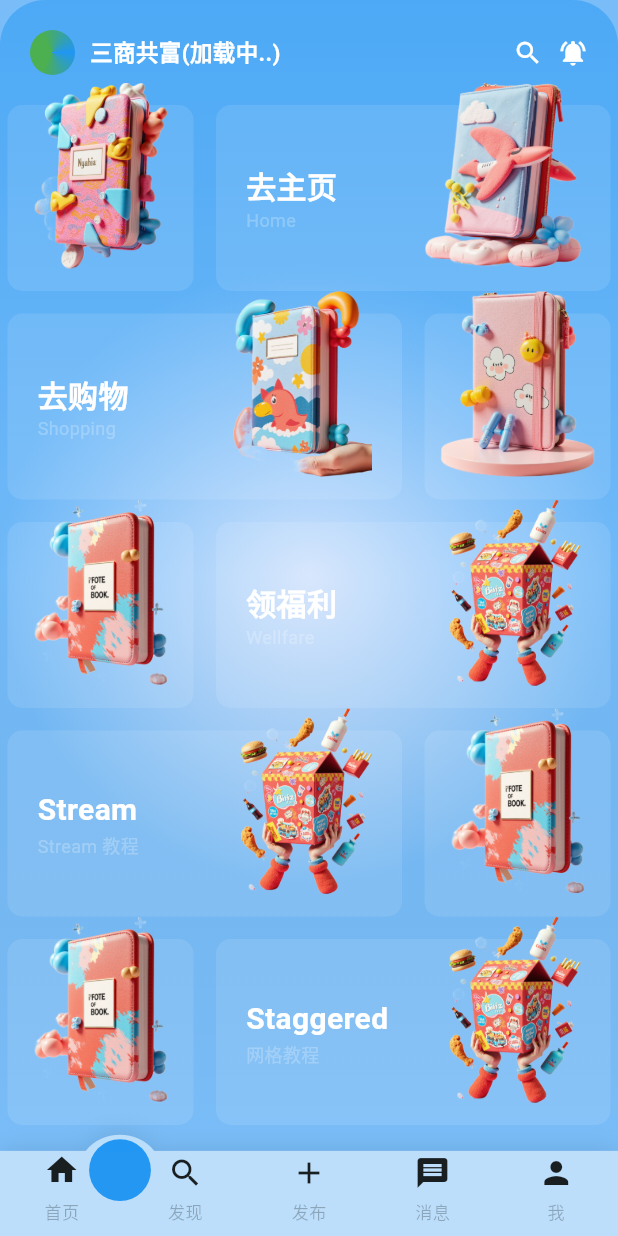
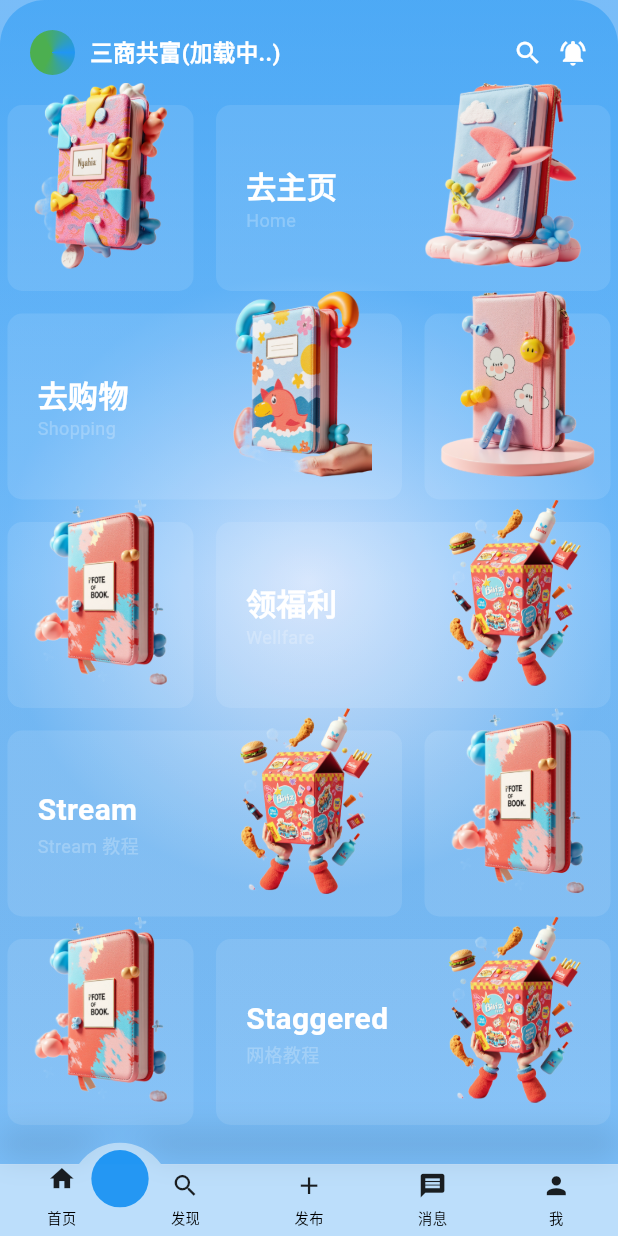
Before and after one commit to Jin857/flutter_provider_st, a Flutter app: the screen it shows after launch, item 2 of the bottom bar chosen, scrolled down 576 dp, after a tap on "首页", on a phone screen of 412 x 824 dp. Run offline on Flutter 3.47's test engine with Material 3 defaults, Android fonts, the phone set to English and light mode, and no system bars; our stand-ins replace cached_network_image, dio, flutter_html, flutter_screenutil, flutter_swiper_null_safety, flutter_widget_from_html and 6 more; missing offline and left inert: http_proxy, webview_flutter_android, webview_flutter_wkwebview; network calls fail.

Commit message:
优化可滑动的导航栏

```diff
--- a/lib/core/config/screen_config.dart
+++ b/lib/core/config/screen_config.dart
@@ -1,24 +1,22 @@
 import 'dart:ui';
 import 'package:flutter/material.dart';
-import 'package:flutter_screenutil/flutter_screenutil.dart';
 
 /// 全局屏幕信息
 class ScreenConfig {
   static PlatformDispatcher platformDispatcher = PlatformDispatcher.instance;
 
   /// 顶部标题栏高度
-  static double toolbarHeight = ScreenUtil().setHeight(56);
+  static double toolbarHeight = 56;
 
   /// 底部导航栏高度
-  static double bottomNavigationBarHeight = ScreenUtil().setHeight(60);
+  static double bottomNavigationBarHeight = 40;
 
   /// 顶部状态栏高
   static final double topPadding =
       MediaQueryData.fromView(platformDispatcher.views.first).padding.top;
 
-  /// 顶部标题栏+padding
-  static double topPaddingToolbarHeight =
-      ScreenUtil().setHeight(56) + topPadding;
+  /// 顶部标题栏 + padding
+  static double topPaddingToolbarHeight = 56 + topPadding;
 
   /// 底部状态栏高
   static final double bottomPadding =
--- a/lib/page/bottombar/bottom_app_bar_page.dart
+++ b/lib/page/bottombar/bottom_app_bar_page.dart
@@ -4,7 +4,7 @@ import 'package:flutter_provider_st/ui/component/canvas/bottom_tab_menu.dart';
 import 'package:flutter_provider_st/ui/component/bottom_nav/my_animated_bottom_navigation_bar.dart';
 import 'package:flutter_provider_st/ui/component/button/limit_click_button.dart';
 import 'package:flutter_provider_st/ui/component/model/lobby_page_model.dart';
-import 'package:flutter_provider_st/ui/view/bottombar/move_bar_bottom.dart';
+import 'package:flutter_provider_st/ui/component/bottombar/move_bar_bottom.dart';
 import 'package:flutter_screenutil/flutter_screenutil.dart';
 
 class BottomAppBarPage extends StatefulWidget {
@@ -48,7 +48,6 @@ class _BottomAppBarPageeState extends State<BottomAppBarPage> {
       ),
       body: Stack(
         clipBehavior: Clip.none,
-        // alignment: Alignment.center,
         children: [
           Positioned(
             top: 50.w,
@@ -94,15 +93,31 @@ class _BottomAppBarPageeState extends State<BottomAppBarPage> {
               backgroundColor: Colors.white,
               tabIndex: 0,
               height: 58.h,
-              circle: 18.w,
+              circle: 18.h,
               onChangeIdex: (index) => {},
               tablist: [
-                MyTabBarModel(title: "首页", icon: const Icon(Icons.home)),
-                MyTabBarModel(title: "发现", icon: const Icon(Icons.search)),
-                MyTabBarModel(title: "发布", icon: const Icon(Icons.add)),
-                MyTabBarModel(title: "消息", icon: const Icon(Icons.message)),
-                MyTabBarModel(title: "我", icon: const Icon(Icons.person)),
+                MyTabBarModel(title: "首页", icon: Icons.home),
+                MyTabBarModel(title: "发现", icon: Icons.search),
+                MyTabBarModel(title: "发布", icon: Icons.add),
+                MyTabBarModel(title: "消息", icon: Icons.message),
+                MyTabBarModel(title: "我", icon: Icons.person),
               ],
+              iconBuilder: (IconData icon) {
+                return Icon(
+                  icon,
+                  size: 24.h,
+                  color: Colors.black87,
+                );
+              },
+              textBuilder: (String text) {
+                return Text(
+                  text,
+                  style: TextStyle(
+                    color: Colors.black26,
+                    fontSize: 10.h,
+                  ),
+                );
+              },
             ),
           ),
         ],
--- a/lib/page/new_lobby_page.dart
+++ b/lib/page/new_lobby_page.dart
@@ -1,7 +1,7 @@
 import 'package:flutter/material.dart';
 import 'package:flutter_provider_st/core/config/screen_config.dart';
 import 'package:flutter_provider_st/core/event/event_bus.dart';
-import 'package:flutter_provider_st/ui/view/bottombar/move_bar_bottom.dart';
+import 'package:flutter_provider_st/ui/component/bottombar/move_bar_bottom.dart';
 import 'package:flutter_provider_st/page/error_page.dart';
 import 'package:flutter_provider_st/page/home/home_page.dart';
 import 'package:flutter_provider_st/page/persion/persion_page.dart';
@@ -54,19 +54,37 @@ class _LobbyPageState extends State<NewLobbyPage> {
           Colors.blue.shade300,
         ][_currentIdx],
         tabIndex: _currentIdx,
-        height: ScreenConfig.bottomNavigationBarHeight,
-        circle: 18.w,
+        height: ScreenConfig.bottomNavigationBarHeight.h + 16.h,
+        circle: 16.h,
+        bumpWidth: 46.h,
+        bumpHeight: 16.h,
         onChangeIdex: (index) => {
           onchanged(index),
           pageController.jumpToPage(index),
         },
         tablist: [
-          MyTabBarModel(title: "首页", icon: const Icon(Icons.home)),
-          MyTabBarModel(title: "发现", icon: const Icon(Icons.search)),
-          MyTabBarModel(title: "发布", icon: const Icon(Icons.add)),
-          MyTabBarModel(title: "消息", icon: const Icon(Icons.message)),
-          MyTabBarModel(title: "我", icon: const Icon(Icons.person)),
+          MyTabBarModel(title: "首页", icon: Icons.home),
+          MyTabBarModel(title: "发现", icon: Icons.search),
+          MyTabBarModel(title: "发布", icon: Icons.add),
+          MyTabBarModel(title: "消息", icon: Icons.message),
+          MyTabBarModel(title: "我", icon: Icons.person),
         ],
+        iconBuilder: (IconData icon) {
+          return Icon(
+            icon,
+            size: 16.h,
+            color: Colors.black87,
+          );
+        },
+        textBuilder: (String text) {
+          return Text(
+            text,
+            style: TextStyle(
+              color: Colors.black,
+              fontSize: 8.h,
+            ),
+          );
+        },
       ),
       body: PageView(
         controller: pageController,
--- /dev/null
+++ b/lib/ui/component/bottombar/icon_move_ui.dart
@@ -0,0 +1,76 @@
+import 'package:flutter/material.dart';
+
+class IconMoveUI extends StatefulWidget {
+  final Widget icon;
+  final double height;
+  final double bumpHeight;
+  final bool select;
+  final double circle;
+  const IconMoveUI({
+    super.key,
+    required this.icon,
+    required this.height,
+    required this.bumpHeight,
+    required this.select,
+    required this.circle,
+  });
+
+  @override
+  State<IconMoveUI> createState() => IconMoveUIState();
+}
+
+class IconMoveUIState extends State<IconMoveUI> {
+  double start = 0;
+  double end = 20;
+
+  /// 初始化不计入
+  @override
+  void initState() {
+    super.initState();
+    setIndexBySelcet(false);
+  }
+
+  @override
+  void didUpdateWidget(covariant IconMoveUI oldWidget) {
+    super.didUpdateWidget(oldWidget);
+    if (widget.select != oldWidget.select ||
+        widget.circle != oldWidget.circle) {
+      setIndexBySelcet(true);
+    }
+  }
+
+  /// 计算位置
+  setIndexBySelcet(bool onlyEed) {
+    if (widget.select) {
+      end = widget.height - widget.bumpHeight / 2 - widget.circle * 2;
+      if (!onlyEed) {
+        start = end;
+      }
+    } else {
+      end = widget.height / 2 - widget.bumpHeight;
+      if (!onlyEed) {
+        start = end;
+      }
+    }
+  }
+
+  @override
+  Widget build(BuildContext context) {
+    return TweenAnimationBuilder(
+      tween: Tween<double>(begin: start, end: end),
+      duration: const Duration(milliseconds: 100),
+      onEnd: () {},
+      builder: (BuildContext context, double val, __) {
+        return Positioned(
+          bottom: val,
+          child: Container(
+            width: widget.circle * 2,
+            height: widget.circle * 2,
+            alignment: Alignment.center,
+            child: widget.icon,
+          ),
+        );
+      },
+    );
+  }
+}
--- /dev/null
+++ b/lib/ui/component/bottombar/move_bar_bottom.dart
@@ -0,0 +1,196 @@
+import 'package:flutter/material.dart';
+import 'package:flutter_provider_st/core/config/screen_config.dart';
+import 'package:flutter_provider_st/ui/component/bottombar/icon_move_ui.dart';
+import 'package:flutter_provider_st/ui/component/canvas/botto_center_top_menu.dart';
+import 'package:flutter_provider_st/ui/component/button/limit_click_button.dart';
+
+/// 底部导航栏数据
+class MyTabBarModel {
+  String title;
+  IconData? icon;
+  MyTabBarModel({
+    required this.title,
+    this.icon,
+  });
+}
+
+class MoveBarBottom extends StatefulWidget {
+  /// 底部按钮数据
+  final List<MyTabBarModel> tablist;
+
+  /// - [tabIndex] 初始化选择的序列号
+  /// - [注意] tabIndex < tablist.length
+  final int tabIndex;
+
+  /// - [height] 底部导航栏高度
+  final double height;
+
+  /// - [bumpHeight] Active 顶部凸起高度
+  final double bumpHeight;
+
+  /// - [bumpWidth] 顶部凸起宽度
+  final double bumpWidth;
+
+  /// - 背景颜色
+  final Color backgroundColor;
+
+  /// - 切换回调
+  final Function(int index) onChangeIdex;
+
+  /// - 切换回调
+  final Widget Function(IconData icon) iconBuilder;
+  final Widget Function(String text) textBuilder;
+
+  /// 圆形大小
+  final double circle;
+
+  const MoveBarBottom({
+    super.key,
+    required this.tabIndex,
+    required this.tablist,
+    double? height,
+    double? bumpHeight,
+    double? bumpWidth,
+    double? circle,
+    required this.onChangeIdex,
+    required this.backgroundColor,
+    required this.iconBuilder,
+    required this.textBuilder,
+  })  : bumpHeight = bumpHeight ?? 12,
+        bumpWidth = bumpWidth ?? 40,
+        height = height ?? 60,
+        circle = circle ?? 20;
+
+  @override
+  State<MoveBarBottom> createState() => _MoveBarBottomState();
+}
+
+class _MoveBarBottomState extends State<MoveBarBottom> {
+  /// 当前选择的tab序列号
+  int _tabIndex = 0;
+
+  /// 一个tab的宽度
+  double oneTabWidth = 0;
+
+  /// 动画起始位置
+  double start = 0;
+
+  /// 动画结束位置
+  double end = 0;
+
+  @override
+  void initState() {
+    super.initState();
+    oneTabWidth = ScreenConfig.width / widget.tablist.length;
+    _tabIndex = widget.tabIndex;
+    setIndexByIndex(widget.tabIndex, false);
+  }
+
+  @override
+  void didUpdateWidget(covariant MoveBarBottom oldWidget) {
+    super.didUpdateWidget(oldWidget);
+    if (widget.tabIndex != _tabIndex && widget.tabIndex != oldWidget.tabIndex) {
+      _tabIndex = widget.tabIndex;
+      setIndexByIndex(widget.tabIndex, true);
+    }
+  }
+
+  setIndexByIndex(int index, bool onlyEed) {
+    end = oneTabWidth * index + oneTabWidth / 2 - widget.bumpWidth / 2;
+    if (!onlyEed) {
+      start = end;
+    }
+  }
+
+  void click(int index) {
+    _tabIndex = index;
+    setIndexByIndex(index, true);
+    setState(() {});
+    widget.onChangeIdex(index);
+  }
+
+  @override
+  Widget build(BuildContext context) {
+    return Container(
+      color: widget.backgroundColor,
+      child: SafeArea(
+          top: false,
+          child: SizedBox(
+            width: double.infinity,
+            height: widget.height - widget.bumpHeight,
+            child: Stack(
+              clipBehavior: Clip.none,
+              children: [
+                Positioned(
+                  top: -widget.bumpHeight,
+                  bottom: 0,
+                  left: 0,
+                  right: 0,
+                  child: TweenAnimationBuilder(
+                    tween: Tween<double>(begin: start, end: end),
+                    duration: const Duration(milliseconds: 200),
+                    onEnd: () {
+                      start = end;
+                    },
+                    builder: (BuildContext context, double val, __) {
+                      return BottoCenterTopMenu(
+                        height: widget.height,
+                        leftC: val,
+                        bumpHeight: widget.bumpHeight,
+                        bumpWidth: widget.bumpWidth,
+                        circle: widget.circle,
+                        backgroundColor: widget.backgroundColor,
+                      );
+                    },
+                  ),
+                ),
+                Flex(
+                  direction: Axis.horizontal,
+                  children: widget.tablist
+                      .map(
+                        (e) => Expanded(
+                          flex: 1,
+                          child: LimitClickButton(
+                            onClick: () async {
+                              var index = widget.tablist.indexOf(e);
+                              if (index != -1) {
+                                click(index);
+                              }
+                            },
+                            child: Container(
+                              color: Colors.white.withValues(alpha: 0.01),
+                              width: double.infinity,
+                              height: double.infinity,
+                              child: Stack(
+                                alignment: Alignment.center,
+                                children: [
+                                  IconMoveUI(
+                                    icon: e.icon != null
+                                        ? widget.iconBuilder(e.icon!)
+                                        : const SizedBox(),
+                                    height: widget.height,
+                                    bumpHeight: widget.bumpHeight,
+                                    circle: widget.circle,
+                                    select:
+                                        _tabIndex == widget.tablist.indexOf(e),
+                                  ),
+                                  Positioned(
+                                    top: (widget.height) - (widget.circle * 2),
+                                    child: widget.textBuilder(
+                                      e.title,
+                                    ),
+                                  ),
+                                ],
+                              ),
+                            ),
+                          ),
+                        ),
+                      )
+                      .toList(),
+                )
+              ],
+            ),
+          )),
+    );
+  }
+}
--- a/lib/ui/component/canvas/botto_center_top_menu.dart
+++ b/lib/ui/component/canvas/botto_center_top_menu.dart
@@ -1,5 +1,4 @@
 import 'package:flutter/material.dart';
-import 'package:flutter_screenutil/flutter_screenutil.dart';
 
 // 底部导航栏掏空背景样式
 class BottoCenterTopMenu extends StatelessWidget {
@@ -51,6 +50,7 @@ class BottomTabDrawPaint extends CustomPainter {
   final double leftC;
   final double circle;
   final Color backgroundColor;
+  final double shadowOffset;
 
   BottomTabDrawPaint({
     required this.bumpHeight,
@@ -58,6 +58,7 @@ class BottomTabDrawPaint extends CustomPainter {
     required this.leftC,
     required this.circle,
     required this.backgroundColor,
+    this.shadowOffset = 4,
   });
 
   @override
@@ -67,34 +68,50 @@ class BottomTabDrawPaint extends CustomPainter {
       ..style = PaintingStyle.fill // 填充样式
       ..isAntiAlias = true; // 开启抗锯齿
 
-    var path = Path();
+    /// 整体样式路径
+    final path = Path()
+      ..moveTo(0, size.height) // 左下角(初始点)
+      ..lineTo(0, bumpHeight) // 左上角
+      ..lineTo(leftC, bumpHeight)
+      ..cubicTo(
+        leftC + bumpWidth / 4,
+        0,
+        leftC + bumpWidth * 3 / 4,
+        0,
+        leftC + bumpWidth,
+        bumpHeight,
+      )
+      ..lineTo(size.width, bumpHeight) // 右上角
+      ..lineTo(size.width, size.height) // 右下角
+      ..lineTo(0, size.height) // 左下角(回到初始点)
+      ..close();
 
-    path.moveTo(0, size.height); // 左下角(初始点)
-    path.lineTo(0, bumpHeight + 0.5.h); // 左上角
-    path.lineTo(leftC, bumpHeight + 0.5.h);
-
-    path.cubicTo(
-      leftC + bumpWidth / 4,
-      0.5.h,
-      leftC + bumpWidth * 3 / 4,
-      0.5.h,
-      leftC + bumpWidth,
-      bumpHeight + 0.5.h,
-    );
-
-    path.lineTo(size.width, bumpHeight + 0.5.h); // 右上角
-    path.lineTo(size.width, size.height); // 右下角
-    path.lineTo(0, size.height); // 左下角(回到初始点)
+    /// 创建向上偏移的阴影路径
+    Path shadowPath = Path()
+      ..moveTo(0, -shadowOffset) // 向上偏移4
+      ..lineTo(0, bumpHeight - shadowOffset) // 注意：这里我们仍然保持凸起，但是整体向上移动
+      ..lineTo(leftC, bumpHeight - shadowOffset)
+      ..cubicTo(
+        leftC + bumpWidth / 4,
+        -shadowOffset, // 同样向上偏移
+        leftC + bumpWidth * 3 / 4,
+        -shadowOffset,
+        leftC + bumpWidth,
+        bumpHeight - shadowOffset,
+      )
+      ..lineTo(size.width, bumpHeight - shadowOffset)
+      ..lineTo(size.width, -shadowOffset)
+      ..close();
 
     /// 创建阴影用的Paint，设置阴影颜色和透明度
     final shadowPaint = Paint()
-      ..color = const Color(0xFF000000).withValues(alpha: 0.12)
+      ..color = const Color(0xFF000000).withValues(alpha: .1)
       ..style = PaintingStyle.fill
       ..isAntiAlias = true
-      ..maskFilter = const MaskFilter.blur(BlurStyle.normal, 8); // 设置阴影的模糊度
+      ..maskFilter = const MaskFilter.blur(BlurStyle.normal, 10); // 设置阴影的模糊度
 
-    canvas.drawPath(path, shadowPaint);
     canvas.drawPath(path, paint);
+    canvas.drawPath(shadowPath, shadowPaint);
 
     /// 画一个圆 位置与凸起位置一致
     paint.color = Colors.blue;
--- a/lib/ui/component/canvas/bottom_tab_menu.dart
+++ b/lib/ui/component/canvas/bottom_tab_menu.dart
@@ -41,7 +41,6 @@ class BottomTabMenu extends StatelessWidget {
   }
 }
 
-/// 大转盘样式
 class BottomTabDrawPaint extends CustomPainter {
   final double leftRightRadius;
   final double centerRadius;
@@ -67,27 +66,20 @@ class BottomTabDrawPaint extends CustomPainter {
     path.lineTo(0, leftRightRadius);
     path.cubicTo(
       0,
-      leftRightRadius / 3 + 0.5.h,
+      leftRightRadius / 3 + 0.5,
       leftRightRadius / 3,
-      0.5.h,
+      0.5,
       leftRightRadius,
-      0.5.h,
+      0.5,
     );
 
-    path.lineTo(size.width / 2 - centerRadius - centerARadius, 0.5.h);
+    path.lineTo(size.width / 2 - centerRadius - centerARadius, 0.5);
     path.quadraticBezierTo(
       size.width / 2 - centerRadius,
-      0.5.h,
+      0.5,
       size.width / 2 - centerRadius,
       centerARadius,
     );
-
-    // path.quadraticBezierTo(
-    //   size.width / 2 - centerRadius,
-    //   centerRadius + centerARadius,
-    //   size.width / 2,
-    //   centerRadius + centerARadius,
-    // );
 
     path.cubicTo(
       size.width / 2 - centerRadius,
@@ -107,26 +99,19 @@ class BottomTabDrawPaint extends CustomPainter {
       centerARadius,
     );
 
-    // path.quadraticBezierTo(
-    //   size.width / 2 + centerRadius,
-    //   centerRadius + centerARadius,
-    //   size.width / 2 + centerRadius,
-    //   centerARadius,
-    // );
-
     path.quadraticBezierTo(
       size.width / 2 + centerRadius,
-      0.5.h,
+      0.5,
       size.width / 2 + centerRadius + centerARadius,
-      0.5.h,
+      0.5,
     );
 
-    path.lineTo(size.width - leftRightRadius, 0.5.h);
+    path.lineTo(size.width - leftRightRadius, 0.5);
     path.cubicTo(
       size.width - leftRightRadius / 3,
-      0.5.h,
+      0.5,
       size.width,
-      leftRightRadius / 3 + 0.5.h,
+      leftRightRadius / 3 + 0.5,
       size.width,
       leftRightRadius,
     );
--- a/lib/ui/view/bottombar/move_bar_bottom.dart
+++ /dev/null
@@ -1,247 +0,0 @@
-import 'package:flutter/material.dart';
-import 'package:flutter_provider_st/core/config/screen_config.dart';
-import 'package:flutter_provider_st/ui/component/canvas/botto_center_top_menu.dart';
-import 'package:flutter_provider_st/ui/component/button/limit_click_button.dart';
-import 'package:flutter_screenutil/flutter_screenutil.dart';
-
-class MyTabBarModel {
-  String title;
-  Widget? icon;
-  MyTabBarModel({
-    required this.title,
-    this.icon,
-  });
-}
-
-class MoveBarBottom extends StatefulWidget {
-  /// 初始化位置选择
-  final int tabIndex;
-
-  /// 按钮对象
-  final List<MyTabBarModel> tablist;
-
-  /// 高度
-  final double height;
-
-  /// 顶部凸起高度
-  final double bumpHeight;
-
-  /// 顶部凸起宽度
-  final double bumpWidth;
-
-  final Color backgroundColor;
-
-  final Function(int index) onChangeIdex;
-
-  /// 圆形大小
-  final double circle;
-  MoveBarBottom(
-      {super.key,
-      required this.tabIndex,
-      required this.tablist,
-      double? height,
-      double? bumpHeight,
-      double? bumpWidth,
-      double? circle,
-      required this.onChangeIdex,
-      required this.backgroundColor})
-      : bumpHeight = bumpHeight ?? 12.h,
-        bumpWidth = bumpWidth ?? 40.w,
-        height = height ?? 60.h,
-        circle = circle ?? 20.w;
-
-  @override
-  State<MoveBarBottom> createState() => _MoveBarBottomState();
-}
-
-class _MoveBarBottomState extends State<MoveBarBottom> {
-  int _tabIndex = 0;
-  double oneTabWidth = 0;
-  double start = 0.w;
-  double end = 20.w;
-
-  @override
-  void initState() {
-    super.initState();
-    oneTabWidth = ScreenConfig.width / widget.tablist.length;
-    _tabIndex = widget.tabIndex;
-    setIndexByIndex(widget.tabIndex, false);
-  }
-
-  @override
-  void didUpdateWidget(covariant MoveBarBottom oldWidget) {
-    super.didUpdateWidget(oldWidget);
-    if (widget.tabIndex != _tabIndex && widget.tabIndex != oldWidget.tabIndex) {
-      _tabIndex = widget.tabIndex;
-      setIndexByIndex(widget.tabIndex, true);
-    }
-  }
-
-  setIndexByIndex(int index, bool onlyEed) {
-    end = oneTabWidth * index + oneTabWidth / 2 - widget.bumpWidth / 2;
-    if (!onlyEed) {
-      start = end;
-    }
-  }
-
-  void click(int index) {
-    _tabIndex = index;
-    setIndexByIndex(index, true);
-    setState(() {});
-    widget.onChangeIdex(index);
-  }
-
-  @override
-  Widget build(BuildContext context) {
-    return SizedBox(
-      width: double.infinity,
-      height: widget.height - widget.bumpHeight - 0.5.h,
-      child: Stack(
-        clipBehavior: Clip.none,
-        children: [
-          Positioned(
-            top: -widget.bumpHeight - 0.5.h,
-            bottom: 0,
-            left: 0,
-            right: 0,
-            child: TweenAnimationBuilder(
-              tween: Tween<double>(begin: start, end: end),
-              duration: const Duration(milliseconds: 200),
-              onEnd: () {
-                start = end;
-              },
-              builder: (BuildContext context, double val, __) {
-                return BottoCenterTopMenu(
-                  height: widget.height,
-                  leftC: val,
-                  bumpHeight: widget.bumpHeight,
-                  bumpWidth: widget.bumpWidth,
-                  circle: widget.circle,
-                  backgroundColor: widget.backgroundColor,
-                );
-              },
-            ),
-          ),
-          Flex(
-            direction: Axis.horizontal,
-            children: widget.tablist
-                .map(
-                  (e) => Expanded(
-                    flex: 1,
-                    child: LimitClickButton(
-                      onClick: () async {
-                        var index = widget.tablist.indexOf(e);
-                        if (index != -1) {
-                          click(index);
-                        }
-                      },
-                      child: Container(
-                        color: Colors.white.withValues(alpha: 0.01),
-                        width: double.infinity,
-                        height: double.infinity,
-                        child: Stack(
-                          alignment: Alignment.center,
-                          children: [
-                            _IconAn(
-                              icon: e.icon ?? const SizedBox(),
-                              height: widget.height,
-                              bumpHeight: widget.bumpHeight,
-                              circle: widget.circle,
-                              select: _tabIndex == widget.tablist.indexOf(e),
-                            ),
-                            Positioned(
-                              top: widget.height / 2 - 3.h,
-                              child: Text(
-                                e.title,
-                                style: TextStyle(
-                                  color: Colors.black26,
-                                  fontSize: ScreenUtil().setSp(10),
-                                ),
-                              ),
-                            ),
-                          ],
-                        ),
-                      ),
-                    ),
-                  ),
-                )
-                .toList(),
-          )
-        ],
-      ),
-    );
-  }
-}
-
-class _IconAn extends StatefulWidget {
-  final Widget icon;
-  final double height;
-  final double bumpHeight;
-  final bool select;
-  final double circle;
-  const _IconAn({
-    required this.icon,
-    required this.height,
-    required this.bumpHeight,
-    required this.select,
-    required this.circle,
-  });
-
-  @override
-  State<_IconAn> createState() => _IconAnState();
-}
-
-class _IconAnState extends State<_IconAn> {
-  double start = 0.w;
-  double end = 20.w;
-
-  /// 初始化不计入
-  @override
-  void initState() {
-    super.initState();
-    setIndexBySelcet(false);
-  }
-
-  @override
-  void didUpdateWidget(covariant _IconAn oldWidget) {
-    super.didUpdateWidget(oldWidget);
-    if (widget.select != oldWidget.select) {
-      setIndexBySelcet(true);
-    }
-  }
-
-  /// 计算位置
-  setIndexBySelcet(bool onlyEed) {
-    if (widget.select) {
-      end = widget.height - widget.bumpHeight / 2 - widget.circle * 2;
-      if (!onlyEed) {
-        start = end;
-      }
-    } else {
-      end = widget.height / 2 - widget.bumpHeight;
-      if (!onlyEed) {
-        start = end;
-      }
-    }
-  }
-
-  @override
-  Widget build(BuildContext context) {
-    return TweenAnimationBuilder(
-      tween: Tween<double>(begin: start, end: end),
-      duration: const Duration(milliseconds: 100),
-      onEnd: () {},
-      builder: (BuildContext context, double val, __) {
-        return Positioned(
-          bottom: val,
-          child: Container(
-            width: widget.circle * 2,
-            height: widget.circle * 2,
-            alignment: Alignment.center,
-            child: widget.icon,
-          ),
-        );
-      },
-    );
-  }
-}
```
